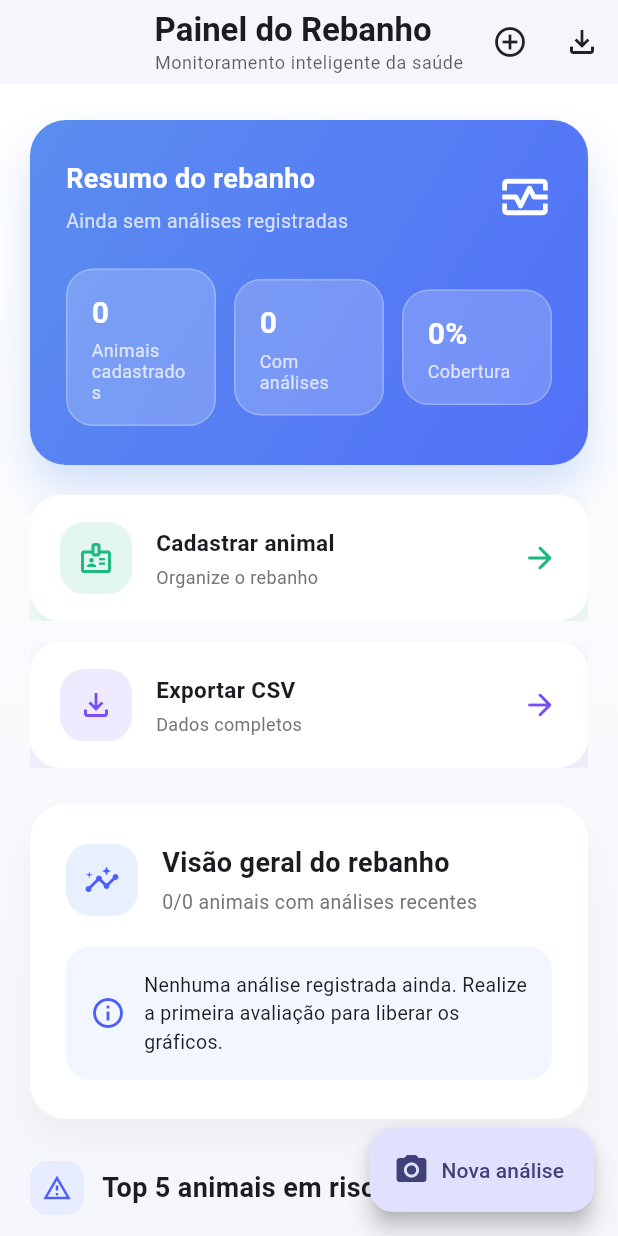
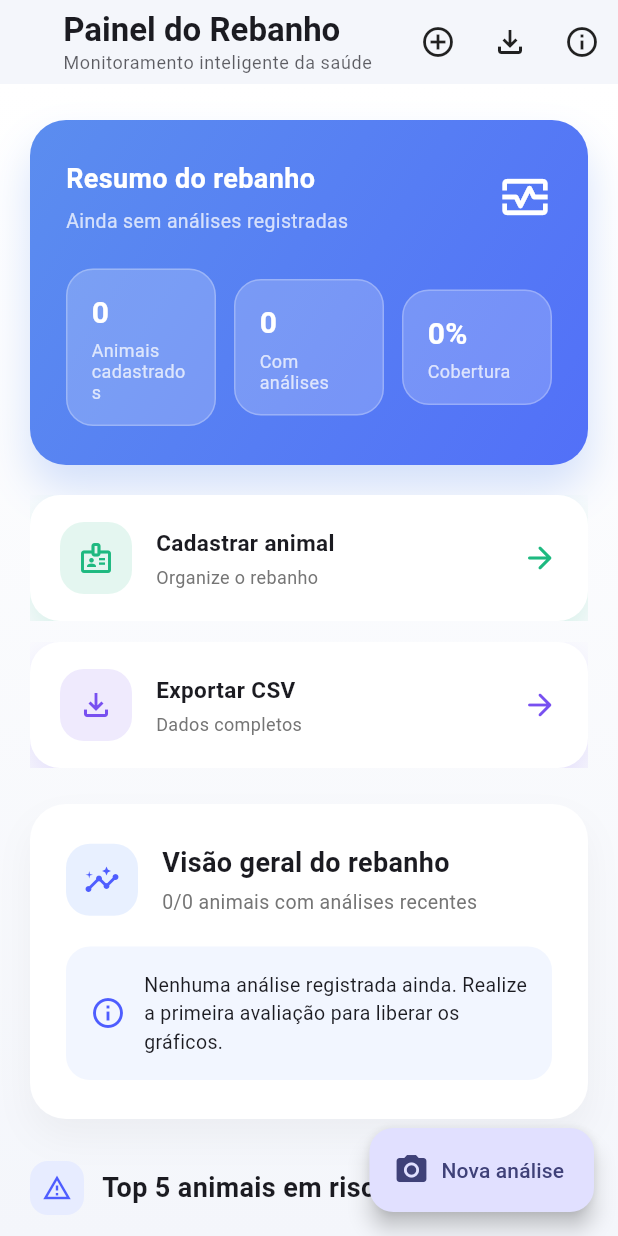
Before and after one commit to GuiAgnes/anemia-detector-app, a Flutter app: the screen it shows after launch, on a phone screen of 412 x 824 dp. Run offline on Flutter 3.47's test engine with Material 3 defaults, Android fonts, the light colour scheme and no system bars; our stand-ins replace camera, csv, fl_chart, image_cropper, image_picker, isar and 3 more; missing offline and left inert: tflite_flutter; accounts and stored records are empty; generated files the repository leaves out were written again.

Commit message:
fix: ajuste nas imagens

```diff
--- a/lib/features/herd_management/presentation/pages/dashboard_page.dart
+++ b/lib/features/herd_management/presentation/pages/dashboard_page.dart
@@ -10,6 +10,7 @@ import 'package:provider/provider.dart';
 import 'package:share_plus/share_plus.dart';
 
 import '../../../anemia_detection/presentation/pages/analysis_capture_page.dart';
+import '../../../branding/presentation/pages/about_page.dart';
 import '../../data/models/animal_model.dart';
 import '../../data/repositories/analysis_repository.dart';
 import '../../data/repositories/animal_repository.dart';
@@ -81,7 +82,8 @@ class _DashboardPageState extends State<DashboardPage> {
 
       final directory = await getTemporaryDirectory();
       final timestamp = DateFormat('yyyyMMdd_HHmmss').format(DateTime.now());
-      final file = File(p.join(directory.path, 'rebanho_analises_$timestamp.csv'));
+      final file =
+          File(p.join(directory.path, 'rebanho_analises_$timestamp.csv'));
       await file.writeAsString(csvData);
 
       await Share.shareXFiles(
@@ -170,6 +172,13 @@ class _DashboardPageState extends State<DashboardPage> {
                   )
                 : const Icon(Icons.file_download_outlined),
             onPressed: _isExporting ? null : () => _exportCsv(context),
+          ),
+          IconButton(
+            tooltip: 'Sobre o Aplicativo',
+            icon: const Icon(Icons.info_outline),
+            onPressed: () => Navigator.of(context).push(
+              MaterialPageRoute(builder: (_) => const AboutPage()),
+            ),
           ),
         ],
       ),
@@ -403,9 +412,8 @@ class _DashboardPageState extends State<DashboardPage> {
   Widget _buildHeroHeader(DashboardSummary summary) {
     final total = summary.totalAnimals;
     final active = summary.withAnalyses;
-    final coverage = total == 0
-        ? 0
-        : ((summary.withAnalyses / total) * 100).round();
+    final coverage =
+        total == 0 ? 0 : ((summary.withAnalyses / total) * 100).round();
 
     return Container(
       padding: const EdgeInsets.symmetric(horizontal: 24, vertical: 26),
@@ -711,7 +719,8 @@ class _DashboardPageState extends State<DashboardPage> {
                         const SizedBox(height: 4),
                         const Text(
                           'Score de anemia',
-                          style: TextStyle(fontSize: 11, color: Color(0xFF9AA0B5)),
+                          style:
+                              TextStyle(fontSize: 11, color: Color(0xFF9AA0B5)),
                         ),
                       ],
                     ),
--- a/pubspec.yaml
+++ b/pubspec.yaml
@@ -45,4 +45,5 @@ flutter:
 
   assets:
     - assets/model.tflite
-    - assets/images/
+    - assets/images/logo_unisc.jpg
+    - assets/images/examples/
```
